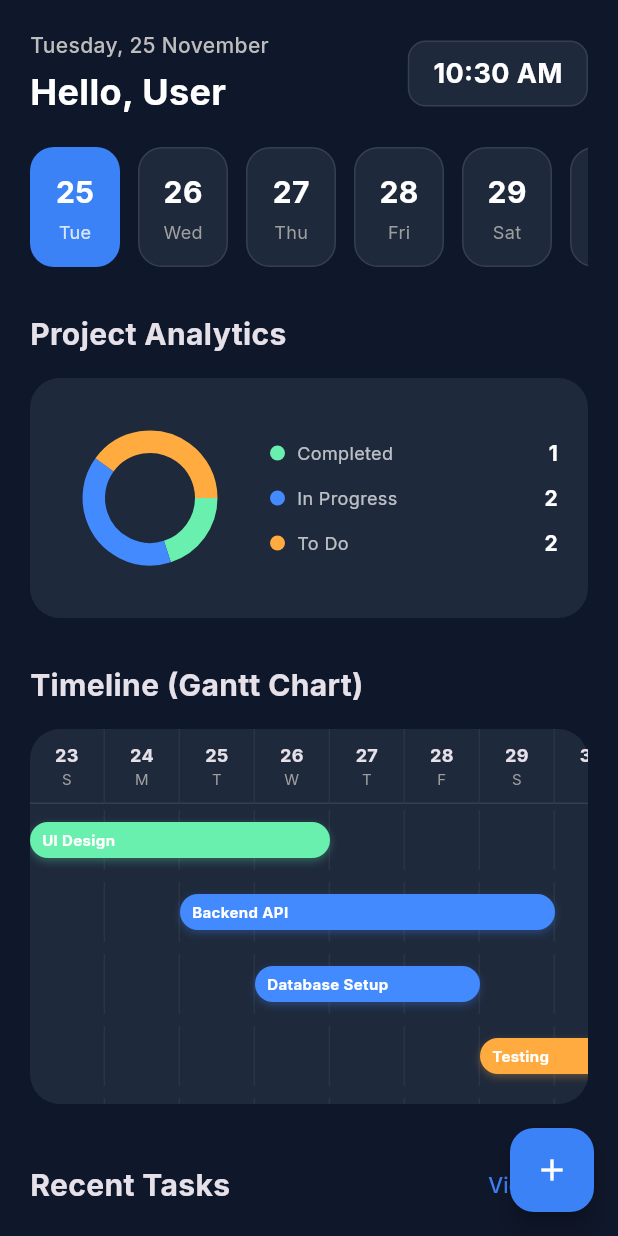
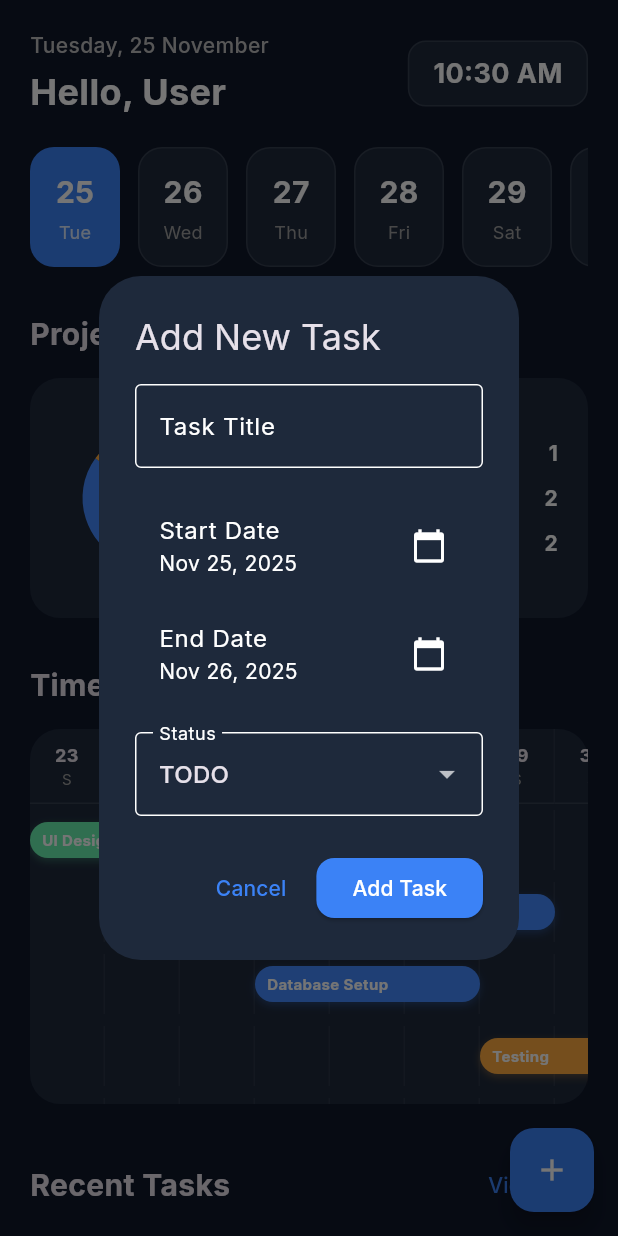
Before and after one commit to could-ai/019abab0-62e9-723a-b46f-408680f05566, a Flutter app: the screen it shows after launch, after a tap on the "add" icon, on a phone screen of 412 x 824 dp. Run offline on Flutter 3.47's test engine with Material 3 defaults, Android fonts, the phone set to English and light mode, and no system bars; drawn by our look-alikes of fl_chart; our stand-ins replace google_fonts.

Commit message:
Made Gantt Chart dynamic to adjust date range based on tasks and added tooltips.; Implemented 'Add Task' functionality with a dialog and made the layout responsive with a max-width constraint for better desktop viewing.

```diff
--- a/usr/lib/screens/dashboard_screen.dart
+++ b/usr/lib/screens/dashboard_screen.dart
@@ -58,10 +58,122 @@ class _DashboardScreenState extends State<DashboardScreen> {
     ),
   ];
 
+  void _addTask(Task task) {
+    setState(() {
+      tasks.add(task);
+    });
+  }
+
+  void _showAddTaskDialog() {
+    final titleController = TextEditingController();
+    DateTime startDate = DateTime.now();
+    DateTime endDate = DateTime.now().add(const Duration(days: 1));
+    TaskStatus status = TaskStatus.todo;
+
+    showDialog(
+      context: context,
+      builder: (context) => StatefulBuilder(
+        builder: (context, setDialogState) => AlertDialog(
+          backgroundColor: Theme.of(context).colorScheme.surface,
+          title: const Text("Add New Task"),
+          content: SingleChildScrollView(
+            child: Column(
+              mainAxisSize: MainAxisSize.min,
+              children: [
+                TextField(
+                  controller: titleController,
+                  decoration: const InputDecoration(
+                    labelText: "Task Title",
+                    border: OutlineInputBorder(),
+                  ),
+                ),
+                const SizedBox(height: 16),
+                ListTile(
+                  title: const Text("Start Date"),
+                  subtitle: Text(DateFormat('MMM d, y').format(startDate)),
+                  trailing: const Icon(Icons.calendar_today),
+                  onTap: () async {
+                    final picked = await showDatePicker(
+                      context: context,
+                      initialDate: startDate,
+                      firstDate: DateTime(2020),
+                      lastDate: DateTime(2030),
+                    );
+                    if (picked != null) {
+                      setDialogState(() => startDate = picked);
+                    }
+                  },
+                ),
+                ListTile(
+                  title: const Text("End Date"),
+                  subtitle: Text(DateFormat('MMM d, y').format(endDate)),
+                  trailing: const Icon(Icons.calendar_today),
+                  onTap: () async {
+                    final picked = await showDatePicker(
+                      context: context,
+                      initialDate: endDate,
+                      firstDate: startDate,
+                      lastDate: DateTime(2030),
+                    );
+                    if (picked != null) {
+                      setDialogState(() => endDate = picked);
+                    }
+                  },
+                ),
+                const SizedBox(height: 16),
+                DropdownButtonFormField<TaskStatus>(
+                  value: status,
+                  decoration: const InputDecoration(
+                    labelText: "Status",
+                    border: OutlineInputBorder(),
+                  ),
+                  items: TaskStatus.values.map((s) {
+                    return DropdownMenuItem(
+                      value: s,
+                      child: Text(s.toString().split('.').last.toUpperCase()),
+                    );
+                  }).toList(),
+                  onChanged: (val) {
+                    if (val != null) setDialogState(() => status = val);
+                  },
+                ),
+              ],
+            ),
+          ),
+          actions: [
+            TextButton(
+              onPressed: () => Navigator.pop(context),
+              child: const Text("Cancel"),
+            ),
+            ElevatedButton(
+              onPressed: () {
+                if (titleController.text.isNotEmpty) {
+                  _addTask(Task(
+                    id: DateTime.now().millisecondsSinceEpoch.toString(),
+                    title: titleController.text,
+                    status: status,
+                    startDate: startDate,
+                    endDate: endDate,
+                    progress: status == TaskStatus.completed ? 1.0 : (status == TaskStatus.inProgress ? 0.5 : 0.0),
+                  ));
+                  Navigator.pop(context);
+                }
+              },
+              child: const Text("Add Task"),
+            ),
+          ],
+        ),
+      ),
+    );
+  }
+
   @override
   Widget build(BuildContext context) {
     return Scaffold(
       body: SafeArea(
+        child: Center(
+          child: ConstrainedBox(
+            constraints: const BoxConstraints(maxWidth: 800),
             child: SingleChildScrollView(
               padding: const EdgeInsets.all(20.0),
               child: Column(
@@ -110,8 +222,10 @@ class _DashboardScreenState extends State<DashboardScreen> {
               ),
             ),
           ),
+        ),
+      ),
       floatingActionButton: FloatingActionButton(
-        onPressed: () {},
+        onPressed: _showAddTaskDialog,
         backgroundColor: Theme.of(context).primaryColor,
         child: const Icon(Icons.add, color: Colors.white),
       ),
--- a/usr/lib/widgets/gantt_chart_widget.dart
+++ b/usr/lib/widgets/gantt_chart_widget.dart
@@ -9,9 +9,33 @@ class GanttChartWidget extends StatelessWidget {
 
   @override
   Widget build(BuildContext context) {
-    // Determine timeline range
+    if (tasks.isEmpty) {
+      return Container(
+        height: 250,
+        decoration: BoxDecoration(
+          color: Theme.of(context).colorScheme.surface,
+          borderRadius: BorderRadius.circular(20),
+        ),
+        alignment: Alignment.center,
+        child: const Text("No tasks scheduled", style: TextStyle(color: Colors.grey)),
+      );
+    }
+
+    // Determine timeline range dynamically based on tasks
     DateTime minDate = DateTime.now().subtract(const Duration(days: 2));
     DateTime maxDate = DateTime.now().add(const Duration(days: 10));
+
+    if (tasks.isNotEmpty) {
+      final taskMin = tasks.map((e) => e.startDate).reduce((a, b) => a.isBefore(b) ? a : b);
+      final taskMax = tasks.map((e) => e.endDate).reduce((a, b) => a.isAfter(b) ? a : b);
+
+      if (taskMin.isBefore(minDate)) minDate = taskMin.subtract(const Duration(days: 1));
+      if (taskMax.isAfter(maxDate)) maxDate = taskMax.add(const Duration(days: 1));
+    }
+
+    // Ensure we don't have a massive range if tasks are far apart, maybe cap it or just let it scroll
+    // For this demo, we'll let it expand but add a buffer
+
     int totalDays = maxDate.difference(minDate).inDays + 1;
     double dayWidth = 50.0;
 
@@ -76,11 +100,12 @@ class GanttChartWidget extends StatelessWidget {
                       int startOffset = task.startDate.difference(minDate).inDays;
                       int duration = task.endDate.difference(task.startDate).inDays + 1;
 
-                      // Clamp values to ensure they render within bounds if dates are weird
+                      // Clamp values
                       if (startOffset < 0) {
                         duration += startOffset;
                         startOffset = 0;
                       }
+                      if (duration < 1) duration = 1;
 
                       return Container(
                         height: 40,
@@ -106,6 +131,8 @@ class GanttChartWidget extends StatelessWidget {
                               width: (duration * dayWidth).toDouble(),
                               top: 8,
                               bottom: 8,
+                              child: Tooltip(
+                                message: "${task.title}\n${DateFormat('MMM d').format(task.startDate)} - ${DateFormat('MMM d').format(task.endDate)}",
                                 child: Container(
                                   padding: const EdgeInsets.symmetric(horizontal: 8),
                                   decoration: BoxDecoration(
@@ -132,6 +159,7 @@ class GanttChartWidget extends StatelessWidget {
                                   ),
                                 ),
                               ),
+                            ),
                           ],
                         ),
                       );
```
Lines whose indentation alone changed are shown as unchanged.
